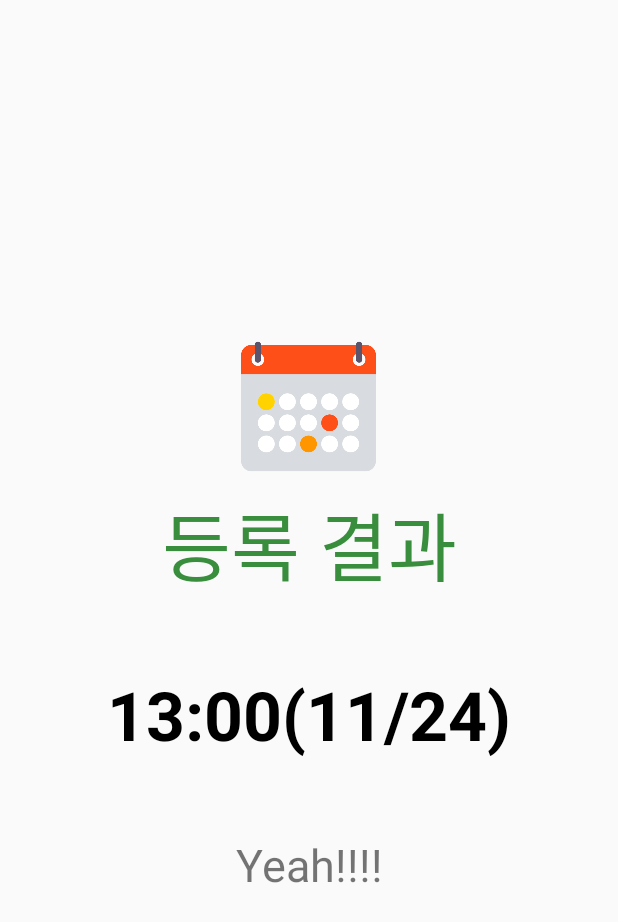
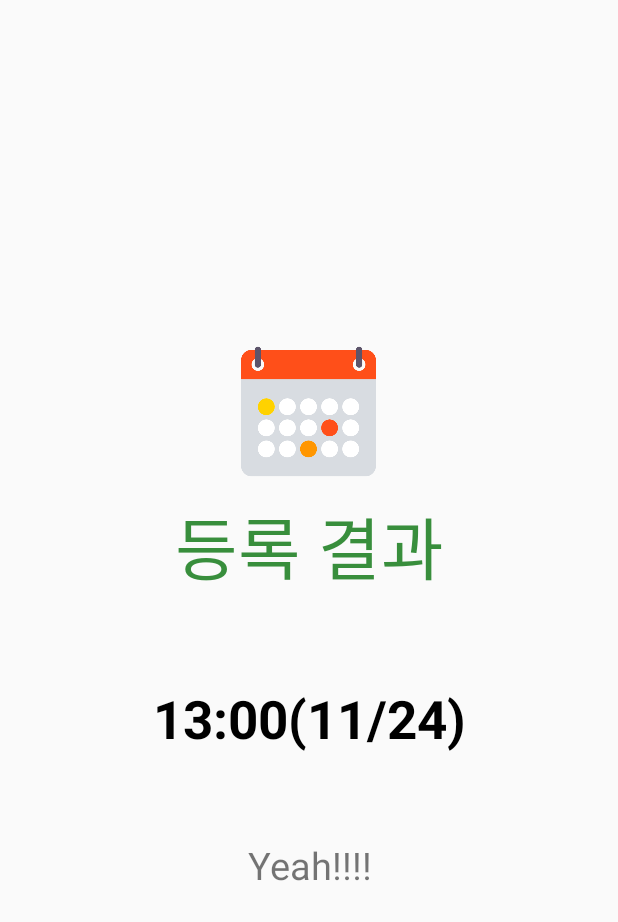
Before and after one commit to yohan5050/Testing, an Android app: the layout activity_rec_time.xml on its own in the app's theme, with its tools: preview values and no code run, on a phone screen of 412 x 824 dp. Shown: the top 922 px of the screen. Run offline under Robolectric (Android 15) with nearby library versions, the phone set to English and light mode, and no system bars; Roboto replaces fonts that are not available here.

Commit message:
Change textSize in rec no time and rec time

```diff
--- a/app/src/main/res/layout/activity_rec_no_time.xml
+++ b/app/src/main/res/layout/activity_rec_no_time.xml
@@ -33,7 +33,7 @@
         android:gravity="center"
         android:text="등록 결과"
         android:textColor="#388E3C"
-        android:textSize="50dp" />
+        android:textSize="45dp" />
 
     <TextView
         android:id="@+id/text"
@@ -48,7 +48,7 @@
         android:shadowDy="2"
         android:shadowRadius="2.0"
         android:text="강상우 교수님 스피커 반납"
-        android:textSize="40dp"
+        android:textSize="35dp"
         android:textStyle="bold" />
     </LinearLayout>
 </RelativeLayout>
--- a/app/src/main/res/layout/activity_rec_time.xml
+++ b/app/src/main/res/layout/activity_rec_time.xml
@@ -34,7 +34,7 @@
             android:gravity="center"
             android:text="등록 결과"
             android:textColor="#388E3C"
-            android:textSize="50dp" />
+            android:textSize="45dp" />
 
         <TextView
             android:id="@+id/text"
@@ -45,7 +45,7 @@
             android:layout_marginTop="20dp"
             android:text="13:00(11/24)"
             android:textColor="#000000"
-            android:textSize="45dp"
+            android:textSize="35dp"
             android:textStyle="bold" />
 
         <TextView
@@ -55,7 +55,7 @@
             android:gravity="center"
             android:layout_marginTop="20dp"
             android:text="Yeah!!!!"
-            android:textSize="30dp"/>
+            android:textSize="25dp"/>
     </LinearLayout>
 
 </RelativeLayout>
```
